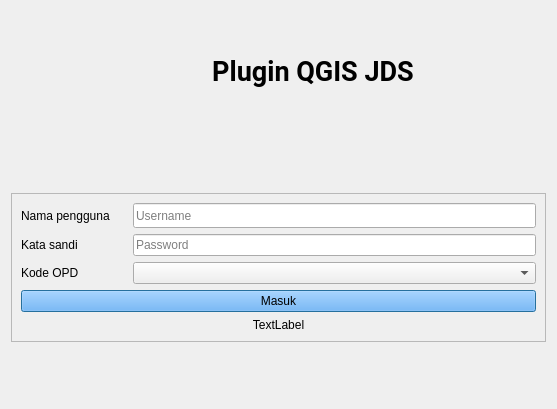
jabardigitalservice/qgis-plugin-upload-satupeta, file workspace/ui/login.ui: the form before one commit.
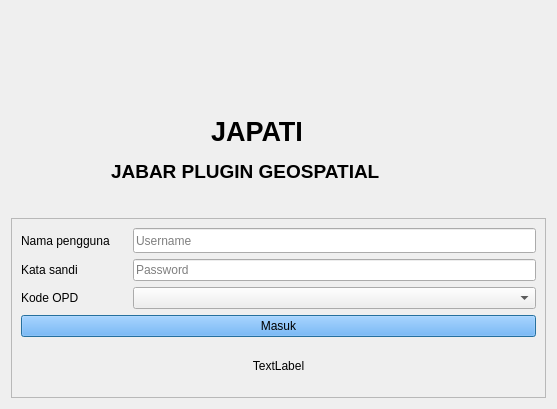
The form after the commit. Icons and pictures are not drawn. Custom widgets are drawn as their Qt base class.

Commit message: jabar plugin geospatial

```diff
--- a/workspace/ui/login.ui
+++ b/workspace/ui/login.ui
@@ -14,141 +14,7 @@
    <string>Plugin QGIS JDS</string>
   </property>
   <layout class="QGridLayout" name="gridLayout_2">
-   <item row="1" column="0" rowspan="2" colspan="2">
-    <widget class="QFrame" name="frame_2">
-     <property name="minimumSize">
-      <size>
-       <width>0</width>
-       <height>120</height>
-      </size>
-     </property>
-     <property name="maximumSize">
-      <size>
-       <width>16777215</width>
-       <height>120</height>
-      </size>
-     </property>
-     <property name="frameShape">
-      <enum>QFrame::NoFrame</enum>
-     </property>
-     <property name="frameShadow">
-      <enum>QFrame::Raised</enum>
-     </property>
-     <layout class="QHBoxLayout" name="horizontalLayout_2">
-      <item>
-       <spacer name="horizontalSpacer">
-        <property name="orientation">
-         <enum>Qt::Horizontal</enum>
-        </property>
-        <property name="sizeHint" stdset="0">
-         <size>
-          <width>76</width>
-          <height>20</height>
-         </size>
-        </property>
-       </spacer>
-      </item>
-      <item>
-       <widget class="QLabel" name="label_3">
-        <property name="minimumSize">
-         <size>
-          <width>63</width>
-          <height>72</height>
-         </size>
-        </property>
-        <property name="maximumSize">
-         <size>
-          <width>70</width>
-          <height>80</height>
-         </size>
-        </property>
-        <property name="text">
-         <string/>
-        </property>
-        <property name="pixmap">
-         <pixmap>../../img/logo-jds-removebg-preview.png</pixmap>
-        </property>
-        <property name="scaledContents">
-         <bool>true</bool>
-        </property>
-        <property name="alignment">
-         <set>Qt::AlignRight|Qt::AlignTrailing|Qt::AlignVCenter</set>
-        </property>
-        <property name="margin">
-         <number>5</number>
-        </property>
-       </widget>
-      </item>
-      <item>
-       <widget class="QLabel" name="label">
-        <property name="minimumSize">
-         <size>
-          <width>0</width>
-          <height>50</height>
-         </size>
-        </property>
-        <property name="font">
-         <font>
-          <family>Roboto</family>
-          <pointsize>20</pointsize>
-          <weight>75</weight>
-          <bold>true</bold>
-         </font>
-        </property>
-        <property name="text">
-         <string>Plugin QGIS JDS</string>
-        </property>
-        <property name="alignment">
-         <set>Qt::AlignCenter</set>
-        </property>
-        <property name="margin">
-         <number>10</number>
-        </property>
-       </widget>
-      </item>
-      <item>
-       <spacer name="horizontalSpacer_2">
-        <property name="orientation">
-         <enum>Qt::Horizontal</enum>
-        </property>
-        <property name="sizeHint" stdset="0">
-         <size>
-          <width>76</width>
-          <height>20</height>
-         </size>
-        </property>
-       </spacer>
-      </item>
-     </layout>
-    </widget>
-   </item>
-   <item row="6" column="0" colspan="2">
-    <spacer name="verticalSpacer_2">
-     <property name="orientation">
-      <enum>Qt::Vertical</enum>
-     </property>
-     <property name="sizeHint" stdset="0">
-      <size>
-       <width>20</width>
-       <height>121</height>
-      </size>
-     </property>
-    </spacer>
-   </item>
-   <item row="0" column="0" colspan="2">
-    <spacer name="verticalSpacer_3">
-     <property name="orientation">
-      <enum>Qt::Vertical</enum>
-     </property>
-     <property name="sizeHint" stdset="0">
-      <size>
-       <width>20</width>
-       <height>40</height>
-      </size>
-     </property>
-    </spacer>
-   </item>
-   <item row="5" column="0" colspan="2">
+   <item row="17" column="0" colspan="2">
     <widget class="QFrame" name="frame">
      <property name="frameShape">
       <enum>QFrame::StyledPanel</enum>
@@ -157,39 +23,7 @@
       <enum>QFrame::Raised</enum>
      </property>
      <layout class="QGridLayout" name="gridLayout">
-      <item row="4" column="0" colspan="3">
-       <widget class="QPushButton" name="pbLogin">
-        <property name="styleSheet">
-         <string notr="true">background-color:rgb(85, 170, 255)</string>
-        </property>
-        <property name="text">
-         <string>Masuk</string>
-        </property>
-        <property name="autoDefault">
-         <bool>true</bool>
-        </property>
-       </widget>
-      </item>
-      <item row="5" column="0" colspan="3">
-       <widget class="QLabel" name="label_status">
-        <property name="layoutDirection">
-         <enum>Qt::LeftToRight</enum>
-        </property>
-        <property name="frameShape">
-         <enum>QFrame::NoFrame</enum>
-        </property>
-        <property name="frameShadow">
-         <enum>QFrame::Plain</enum>
-        </property>
-        <property name="text">
-         <string>TextLabel</string>
-        </property>
-        <property name="alignment">
-         <set>Qt::AlignCenter</set>
-        </property>
-       </widget>
-      </item>
-      <item row="1" column="0">
+      <item row="2" column="0">
        <widget class="QLabel" name="label_username">
         <property name="minimumSize">
          <size>
@@ -213,7 +47,7 @@
         </property>
        </widget>
       </item>
-      <item row="2" column="0">
+      <item row="3" column="0">
        <widget class="QLabel" name="label_password">
         <property name="font">
          <font>
@@ -231,14 +65,7 @@
         </property>
        </widget>
       </item>
-      <item row="2" column="2">
-       <widget class="QgsPasswordLineEdit" name="input_password">
-        <property name="placeholderText">
-         <string>Password</string>
-        </property>
-       </widget>
-      </item>
-      <item row="3" column="0">
+      <item row="4" column="0">
        <widget class="QLabel" name="label_password_2">
         <property name="font">
          <font>
@@ -256,10 +83,10 @@
         </property>
        </widget>
       </item>
-      <item row="3" column="2">
+      <item row="4" column="2">
        <widget class="QComboBox" name="cb_list_opd"/>
       </item>
-      <item row="1" column="2">
+      <item row="2" column="2">
        <widget class="QLineEdit" name="input_username">
         <property name="sizePolicy">
          <sizepolicy hsizetype="Preferred" vsizetype="Fixed">
@@ -281,22 +108,179 @@
         </property>
        </widget>
       </item>
+      <item row="5" column="0" colspan="3">
+       <widget class="QPushButton" name="pbLogin">
+        <property name="styleSheet">
+         <string notr="true">background-color:rgb(85, 170, 255)</string>
+        </property>
+        <property name="text">
+         <string>Masuk</string>
+        </property>
+        <property name="autoDefault">
+         <bool>true</bool>
+        </property>
+       </widget>
+      </item>
+      <item row="6" column="0" colspan="3">
+       <widget class="QLabel" name="label_status">
+        <property name="layoutDirection">
+         <enum>Qt::LeftToRight</enum>
+        </property>
+        <property name="frameShape">
+         <enum>QFrame::NoFrame</enum>
+        </property>
+        <property name="frameShadow">
+         <enum>QFrame::Plain</enum>
+        </property>
+        <property name="text">
+         <string>TextLabel</string>
+        </property>
+        <property name="alignment">
+         <set>Qt::AlignCenter</set>
+        </property>
+       </widget>
+      </item>
+      <item row="3" column="2">
+       <widget class="QgsPasswordLineEdit" name="input_password">
+        <property name="placeholderText">
+         <string>Password</string>
+        </property>
+       </widget>
+      </item>
      </layout>
     </widget>
    </item>
-   <item row="3" column="0">
+   <item row="16" column="0" colspan="2">
     <spacer name="verticalSpacer">
      <property name="orientation">
       <enum>Qt::Vertical</enum>
      </property>
+     <property name="sizeType">
+      <enum>QSizePolicy::Fixed</enum>
+     </property>
      <property name="sizeHint" stdset="0">
       <size>
        <width>20</width>
-       <height>122</height>
+       <height>20</height>
       </size>
      </property>
     </spacer>
    </item>
+   <item row="15" column="0" colspan="2">
+    <widget class="QFrame" name="frame_2">
+     <property name="frameShape">
+      <enum>QFrame::NoFrame</enum>
+     </property>
+     <property name="frameShadow">
+      <enum>QFrame::Raised</enum>
+     </property>
+     <widget class="QLabel" name="label_2">
+      <property name="geometry">
+       <rect>
+        <x>100</x>
+        <y>-10</y>
+        <width>221</width>
+        <height>131</height>
+       </rect>
+      </property>
+      <property name="text">
+       <string/>
+      </property>
+      <property name="pixmap">
+       <pixmap>../../img/diskom jabar.png</pixmap>
+      </property>
+      <property name="scaledContents">
+       <bool>true</bool>
+      </property>
+      <property name="margin">
+       <number>0</number>
+      </property>
+      <property name="indent">
+       <number>-1</number>
+      </property>
+     </widget>
+     <widget class="QLabel" name="label">
+      <property name="geometry">
+       <rect>
+        <x>200</x>
+        <y>100</y>
+        <width>161</width>
+        <height>41</height>
+       </rect>
+      </property>
+      <property name="font">
+       <font>
+        <family>Arial</family>
+        <pointsize>20</pointsize>
+        <weight>75</weight>
+        <bold>true</bold>
+       </font>
+      </property>
+      <property name="text">
+       <string>JAPATI</string>
+      </property>
+     </widget>
+     <widget class="QLabel" name="label_3">
+      <property name="geometry">
+       <rect>
+        <x>100</x>
+        <y>140</y>
+        <width>331</width>
+        <height>41</height>
+       </rect>
+      </property>
+      <property name="font">
+       <font>
+        <family>Arial</family>
+        <pointsize>14</pointsize>
+        <weight>75</weight>
+        <bold>true</bold>
+       </font>
+      </property>
+      <property name="text">
+       <string>JABAR PLUGIN GEOSPATIAL</string>
+      </property>
+     </widget>
+     <widget class="QLabel" name="label_4">
+      <property name="geometry">
+       <rect>
+        <x>320</x>
+        <y>100</y>
+        <width>21</width>
+        <height>41</height>
+       </rect>
+      </property>
+      <property name="text">
+       <string/>
+      </property>
+      <property name="pixmap">
+       <pixmap>../../img/logo satu peta.png</pixmap>
+      </property>
+      <property name="scaledContents">
+       <bool>true</bool>
+      </property>
+     </widget>
+     <widget class="QLabel" name="label_5">
+      <property name="geometry">
+       <rect>
+        <x>300</x>
+        <y>30</y>
+        <width>111</width>
+        <height>51</height>
+       </rect>
+      </property>
+      <property name="text">
+       <string/>
+      </property>
+      <property name="pixmap">
+       <pixmap>../../img/jds.png</pixmap>
+      </property>
+      <property name="scaledContents">
+       <bool>true</bool>
+      </property>
+     </widget>
+    </widget>
+   </item>
   </layout>
  </widget>
  <customwidgets>
```
The commit also changes 28 other files.
